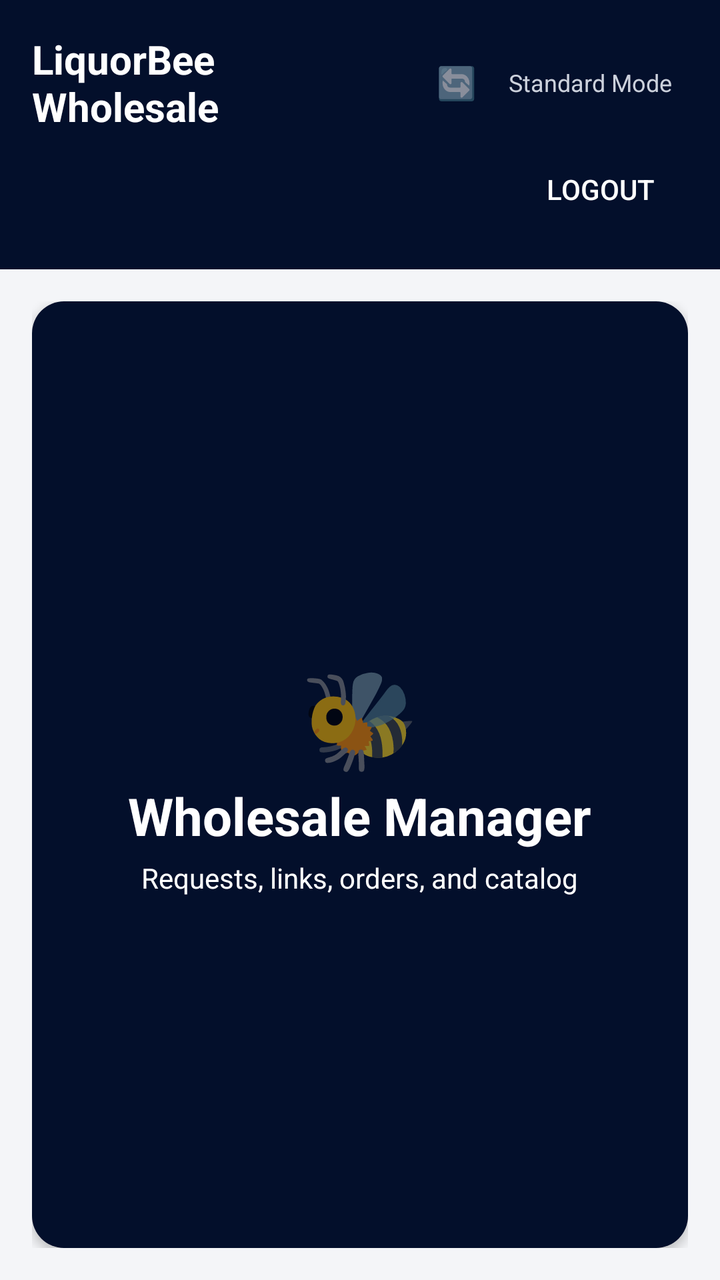
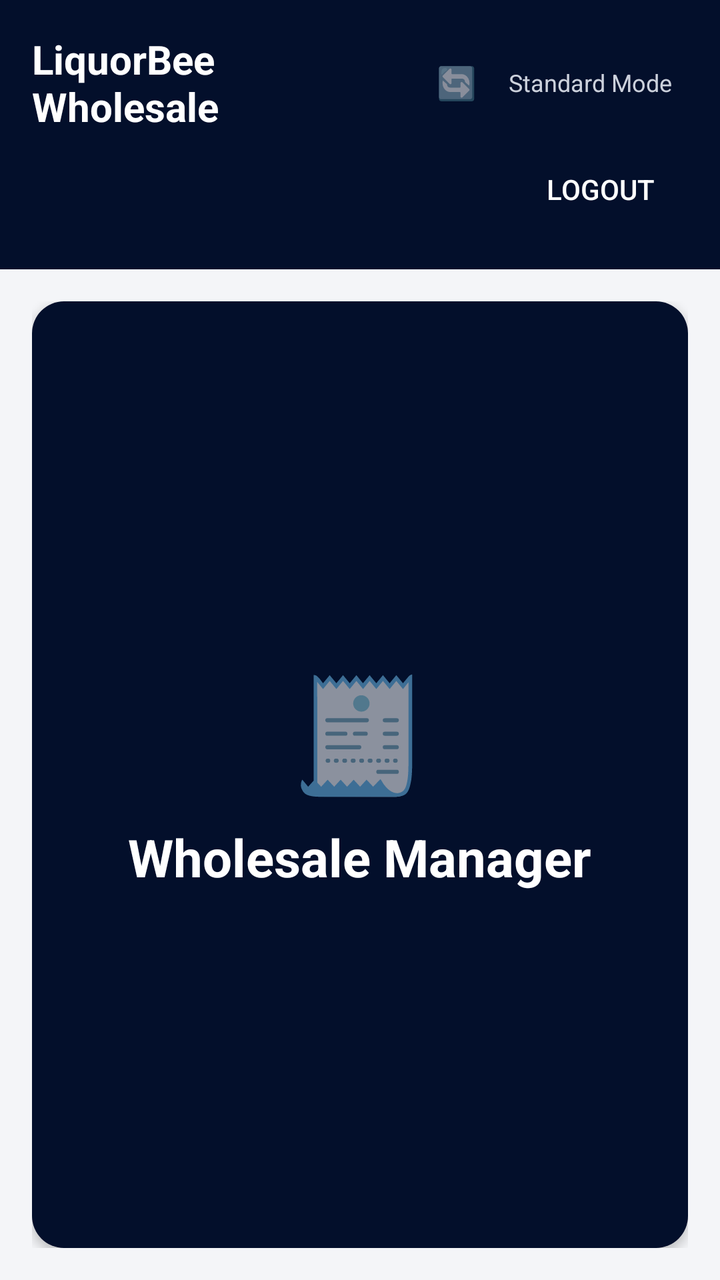

An Android layout rendered at two revisions. The XML below is the earlier revision; the diff shows what the commit changed to produce the second picture.
<!-- AndroidManifest.xml: activity theme Theme.LiquorBeeWholesale -->
<!-- res/layout/activity_home.xml -->
<?xml version="1.0" encoding="utf-8"?>
<LinearLayout xmlns:android="http://schemas.android.com/apk/res/android"
    android:layout_width="match_parent"
    android:layout_height="match_parent"
    android:orientation="vertical"
    android:background="@color/screen_background">

    
    <LinearLayout
        android:layout_width="match_parent"
        android:layout_height="wrap_content"
        android:orientation="vertical"
        android:background="@color/purple_primary"
        android:padding="16dp">

        <LinearLayout
            android:layout_width="match_parent"
            android:layout_height="wrap_content"
            android:orientation="horizontal"
            android:gravity="center_vertical">
            <TextView
                android:layout_width="0dp"
                android:layout_height="wrap_content"
                android:layout_weight="1"
                android:text="@string/app_name"
                android:textSize="20sp"
                android:textStyle="bold"
                android:textColor="@color/white" />
            <TextView
                android:id="@+id/textSyncStatus"
                android:layout_width="wrap_content"
                android:layout_height="wrap_content"
                android:minHeight="32dp"
                android:gravity="center_vertical"
                android:paddingHorizontal="6dp"
                android:textSize="10sp"
                android:textColor="#CCD1DC"
                android:clickable="true"
                android:focusable="true"
                android:layout_marginEnd="4dp" />
            <TextView
                android:id="@+id/buttonSync"
                android:layout_width="wrap_content"
                android:layout_height="wrap_content"
                android:text="🔄"
                android:textSize="16sp"
                android:padding="8dp" />
            <TextView
                android:id="@+id/textModeLabel"
                android:layout_width="wrap_content"
                android:layout_height="wrap_content"
                android:text="Standard Mode"
                android:textSize="12sp"
                android:textColor="#CCD1DC"
                android:padding="8dp" />
        </LinearLayout>

        <LinearLayout
            android:layout_width="match_parent"
            android:layout_height="wrap_content"
            android:orientation="horizontal"
            android:gravity="center_vertical"
            android:layout_marginTop="4dp">
            <TextView
                android:id="@+id/textStoreName"
                android:layout_width="0dp"
                android:layout_height="wrap_content"
                android:layout_weight="1"
                android:textColor="@color/white"
                android:textStyle="bold" />
            <Button
                android:id="@+id/buttonLogout"
                style="?android:attr/borderlessButtonStyle"
                android:layout_width="wrap_content"
                android:layout_height="wrap_content"
                android:text="Logout"
                android:textColor="@color/white" />
        </LinearLayout>
    </LinearLayout>

    <LinearLayout
        android:layout_width="match_parent"
        android:layout_height="0dp"
        android:layout_weight="1"
        android:orientation="vertical"
        android:padding="16dp">

        <FrameLayout
            android:layout_width="match_parent"
            android:layout_height="match_parent">

            <LinearLayout
                android:id="@+id/tileWholesale"
                android:layout_width="match_parent"
                android:layout_height="match_parent"
                android:orientation="vertical"
                android:gravity="center"
                android:background="@drawable/bg_tile_primary"
                android:elevation="3dp"
                android:clickable="true"
                android:focusable="true">
                <TextView
                    android:layout_width="wrap_content"
                    android:layout_height="wrap_content"
                    android:text="🐝"
                    android:textSize="48sp" />
                <TextView
                    android:layout_width="wrap_content"
                    android:layout_height="wrap_content"
                    android:text="Wholesale Manager"
                    android:textSize="26sp"
                    android:textStyle="bold"
                    android:textColor="@color/white"
                    android:gravity="center" />
                <TextView
                    android:layout_width="wrap_content"
                    android:layout_height="wrap_content"
                    android:text="Requests, links, orders, and catalog"
                    android:textColor="@color/white"
                    android:layout_marginTop="4dp" />
            </LinearLayout>

            
            <TextView
                android:id="@+id/textOpenOrdersBadge"
                android:layout_width="wrap_content"
                android:layout_height="wrap_content"
                android:layout_gravity="top|end"
                android:layout_margin="12dp"
                android:minWidth="28dp"
                android:minHeight="28dp"
                android:gravity="center"
                android:textColor="@color/white"
                android:textStyle="bold"
                android:textSize="14sp"
                android:visibility="gone" />
        </FrameLayout>
    </LinearLayout>

</LinearLayout>
<!-- resources referenced by this layout -->
<resources>
  <color name="purple_primary">#030F2B</color>
  <color name="screen_background">#F4F5F8</color>
  <color name="white">#FFFFFFFF</color>
  <!-- drawable bg_tile_primary (drawable) -->
  <?xml version="1.0" encoding="utf-8"?>
  <shape xmlns:android="http://schemas.android.com/apk/res/android" android:shape="rectangle">
      <solid android:color="@color/purple_primary" />
      <corners android:radius="16dp" />
  </shape>
  <string name="app_name">LiquorBee Wholesale</string>
  <style name="Theme.LiquorBeeWholesale" parent="Theme.MaterialComponents.DayNight.NoActionBar">
          <item name="colorPrimary">@color/purple_primary</item>
          <item name="colorPrimaryDark">@color/purple_dark</item>
          <item name="colorAccent">@color/purple_primary</item>
          <item name="android:statusBarColor" tools:targetApi="l">@color/purple_dark</item>
      </style>
  <color name="purple_dark">#020A20</color>
</resources>

<!-- the commit's change to res/layout/activity_home.xml (unified diff, before → after) -->
@@ -102,8 +102,8 @@
                 <TextView
                     android:layout_width="wrap_content"
                     android:layout_height="wrap_content"
-                    android:text="🐝"
-                    android:textSize="48sp" />
+                    android:text="🧾"
+                    android:textSize="56sp" />
                 <TextView
                     android:layout_width="wrap_content"
                     android:layout_height="wrap_content"
@@ -111,13 +111,8 @@
                     android:textSize="26sp"
                     android:textStyle="bold"
                     android:textColor="@color/white"
-                    android:gravity="center" />
-                <TextView
-                    android:layout_width="wrap_content"
-                    android:layout_height="wrap_content"
-                    android:text="Requests, links, orders, and catalog"
-                    android:textColor="@color/white"
-                    android:layout_marginTop="4dp" />
+                    android:gravity="center"
+                    android:layout_marginTop="8dp" />
             </LinearLayout>
 
             
